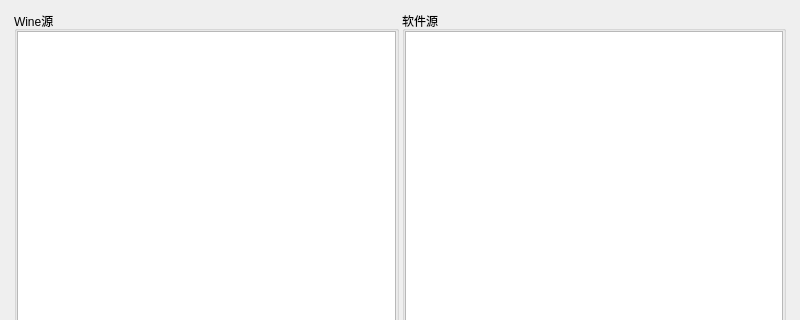
First picture: the form in ui/vekSourceEdit.ui, repository gfdgd-xi/vekcode, before the edit; both pictures show x 0 to 800 and y 0 to 320 of the 800 by 600 pixel window.
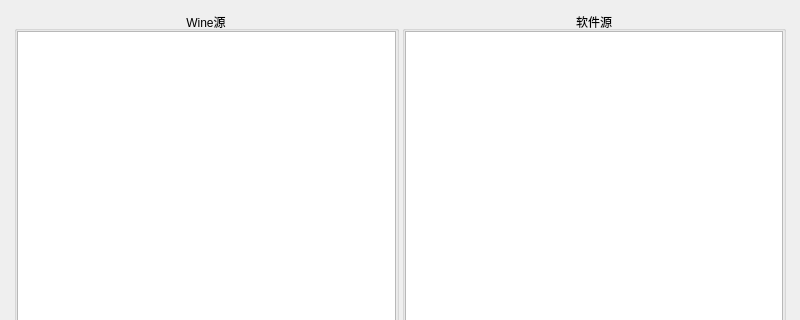
Second picture: the form after the edit.

Diff of the .ui file:
```diff
--- a/ui/vekSourceEdit.ui
+++ b/ui/vekSourceEdit.ui
@@ -47,6 +47,9 @@
          <property name="title">
           <string>Wine源</string>
          </property>
+         <property name="alignment">
+          <set>Qt::AlignCenter</set>
+         </property>
          <layout class="QVBoxLayout" name="verticalLayout">
           <property name="leftMargin">
            <number>0</number>
@@ -68,9 +71,15 @@
        </item>
        <item>
         <widget class="QGroupBox" name="verticalGroupBox_2">
+         <property name="layoutDirection">
+          <enum>Qt::LeftToRight</enum>
+         </property>
          <property name="title">
           <string>软件源</string>
          </property>
+         <property name="alignment">
+          <set>Qt::AlignCenter</set>
+         </property>
          <layout class="QVBoxLayout" name="verticalLayout_2">
           <property name="leftMargin">
            <number>0</number>
```
